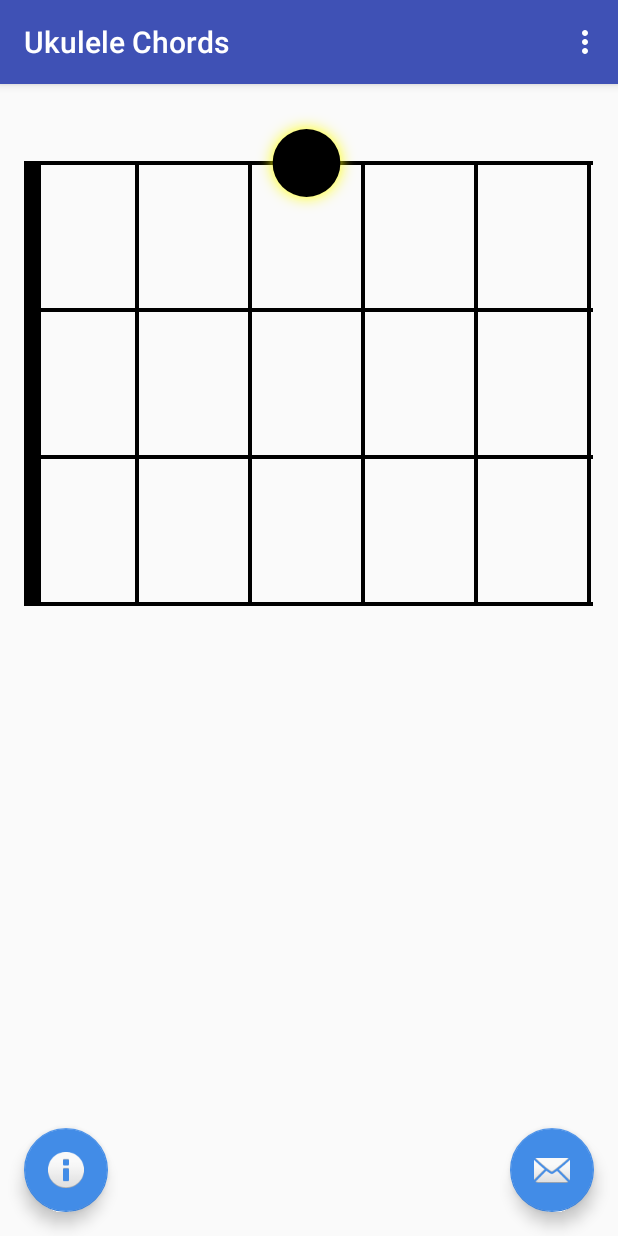
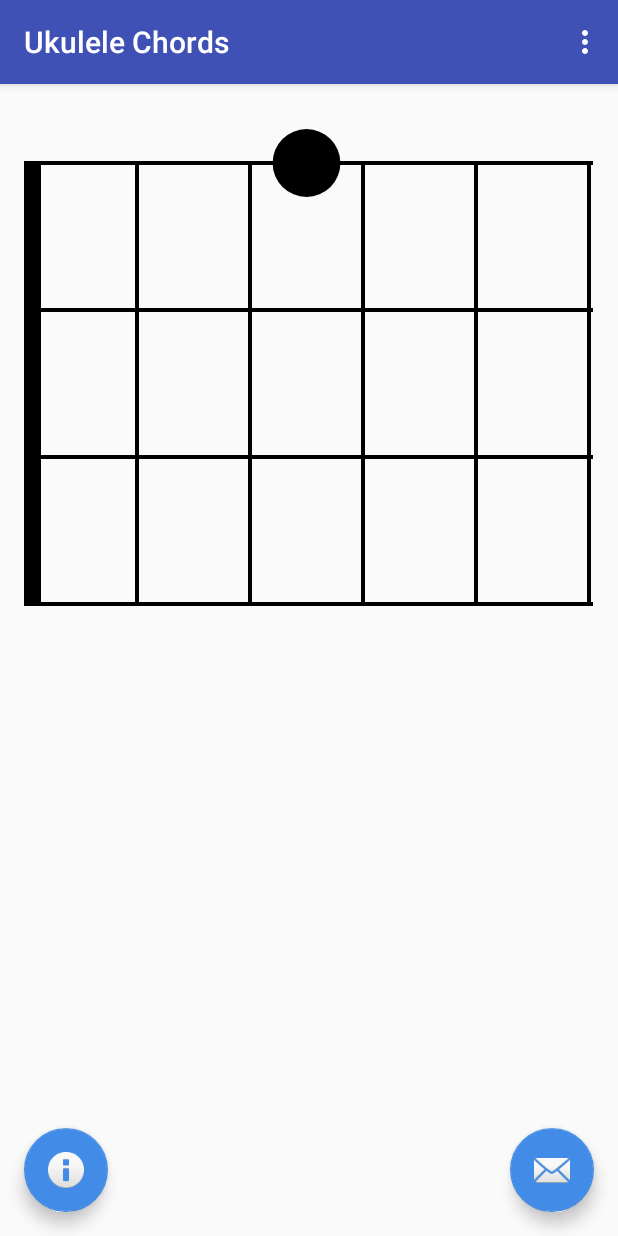
Before and after one commit to bneumann/ukulelechords, an Android app: the screen it shows after launch (MainActivity), on a phone screen of 412 x 824 dp. Run offline under Robolectric (Android 15) with nearby library versions, the phone set to English and light mode, and no system bars.

Commit message:
cleaned up code

```diff
--- a/app/src/main/java/com/newbucket/ukulelechords/ChordLib.java
+++ b/app/src/main/java/com/newbucket/ukulelechords/ChordLib.java
@@ -8,7 +8,6 @@ import java.util.HashMap;
  * Created by benni on 16.10.2015.
  */
 public class ChordLib {
-    private static final String TAG = "ChordLib";
 
     private HashMap<String, Chord> mChords;
 
--- a/app/src/main/java/com/newbucket/ukulelechords/UkeFretView.java
+++ b/app/src/main/java/com/newbucket/ukulelechords/UkeFretView.java
@@ -53,7 +53,6 @@ public class UkeFretView extends ImageView{
         mNotePaint = new Paint(Paint.ANTI_ALIAS_FLAG);
         mNotePaint.setColor(Color.BLACK);
         mNotePaint.setStrokeWidth(1f);
-        mNotePaint.setShadowLayer(12, 0, 0, Color.YELLOW);
     }
 
     public void SetChord(Chord chord)
```
Also changed, not shown: 1 other file.
